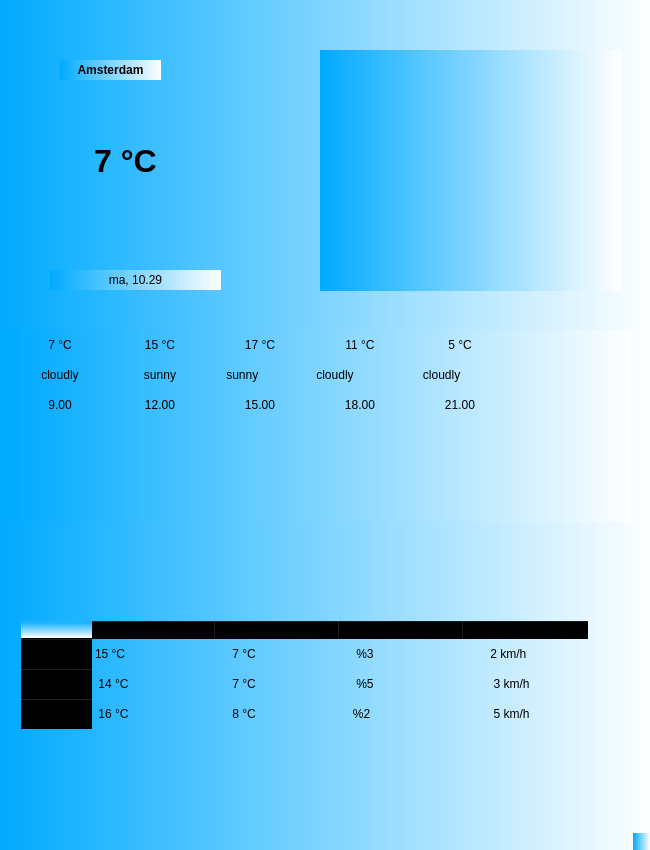
Above: city_.ui from SemaIstek/weather_app before the change. Below: the same form after it.
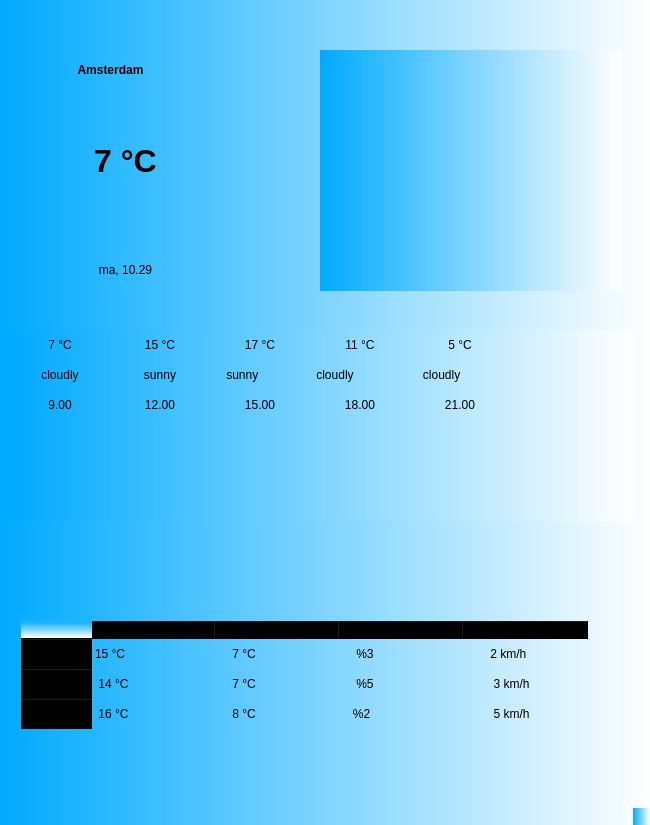
That is the form after the change. Icons and pictures are not drawn.

The edit to the form file:
```diff
--- a/city_.ui
+++ b/city_.ui
@@ -7,7 +7,7 @@
     <x>0</x>
     <y>0</y>
     <width>650</width>
-    <height>850</height>
+    <height>825</height>
    </rect>
   </property>
   <property name="maximumSize">
@@ -466,6 +466,10 @@
       <bold>true</bold>
      </font>
     </property>
+    <property name="styleSheet">
+     <string notr="true">background-color: transparent;
+</string>
+    </property>
     <property name="text">
      <string>Amsterdam</string>
     </property>
@@ -476,12 +480,16 @@
    <widget class="QLabel" name="label_7">
     <property name="geometry">
      <rect>
-      <x>50</x>
-      <y>270</y>
+      <x>40</x>
+      <y>260</y>
       <width>171</width>
       <height>20</height>
      </rect>
     </property>
+    <property name="styleSheet">
+     <string notr="true">background-color: transparent;
+</string>
+    </property>
     <property name="text">
      <string>ma, 10.29</string>
     </property>
```
Left out of the diff: 25 changed lines with no effect on the pictures.
